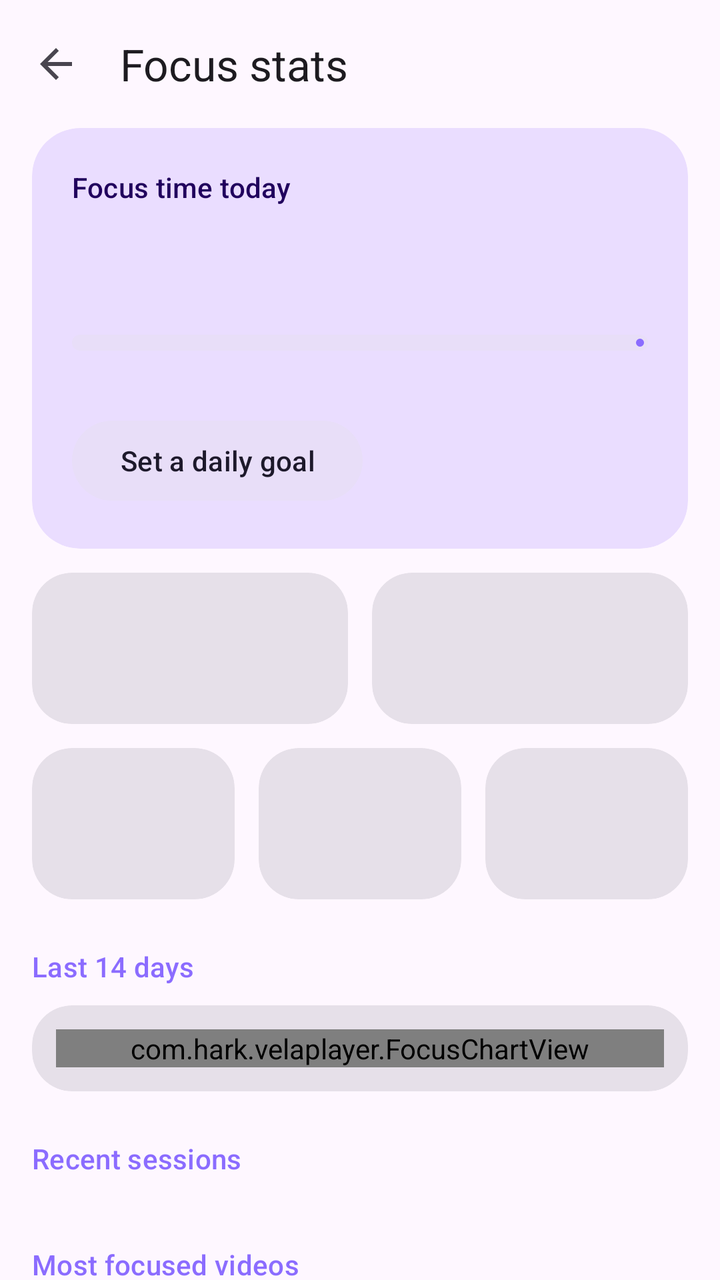
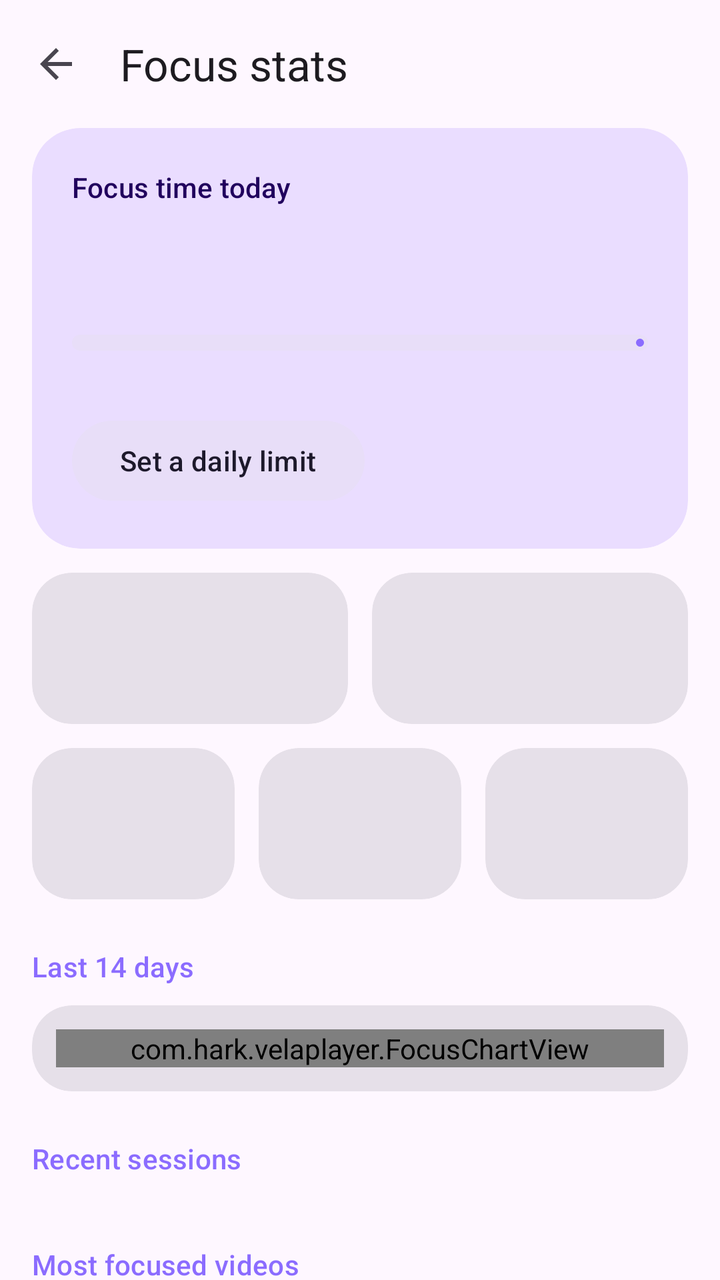

An Android layout rendered at two revisions. The XML below is the earlier revision; the diff shows what the commit changed to produce the second picture.
<!-- AndroidManifest.xml: application theme Theme.Vela -->
<!-- res/layout/activity_focus.xml -->
<?xml version="1.0" encoding="utf-8"?>
<LinearLayout xmlns:android="http://schemas.android.com/apk/res/android"
    xmlns:app="http://schemas.android.com/apk/res-auto"
    android:layout_width="match_parent" android:layout_height="match_parent"
    android:fitsSystemWindows="true" android:orientation="vertical">

    <com.google.android.material.appbar.MaterialToolbar
        android:id="@+id/toolbar" android:layout_width="match_parent" android:layout_height="?attr/actionBarSize"
        app:navigationIcon="@drawable/ic_arrow_back" app:title="Focus stats" />

    <androidx.core.widget.NestedScrollView android:layout_width="match_parent" android:layout_height="match_parent">
        <LinearLayout android:id="@+id/content" android:layout_width="match_parent" android:layout_height="wrap_content"
            android:orientation="vertical" android:paddingHorizontal="16dp" android:paddingBottom="24dp">

            <com.google.android.material.card.MaterialCardView style="@style/Widget.Material3.CardView.Filled"
                android:layout_width="match_parent" android:layout_height="wrap_content" app:cardCornerRadius="24dp"
                app:cardBackgroundColor="?attr/colorPrimaryContainer">
                <LinearLayout android:layout_width="match_parent" android:layout_height="wrap_content" android:orientation="vertical" android:padding="20dp">
                    <TextView android:layout_width="wrap_content" android:layout_height="wrap_content" android:text="Focus time today" android:textColor="?attr/colorOnPrimaryContainer" android:textAppearance="?attr/textAppearanceLabelLarge" />
                    <TextView android:id="@+id/todayValue" android:layout_width="wrap_content" android:layout_height="wrap_content" android:layout_marginTop="4dp" android:textColor="?attr/colorOnPrimaryContainer" android:textAppearance="?attr/textAppearanceDisplaySmall" />
                    <com.google.android.material.progressindicator.LinearProgressIndicator android:id="@+id/goalBar" android:layout_width="match_parent" android:layout_height="wrap_content" android:layout_marginTop="12dp" android:max="1000" app:trackCornerRadius="4dp" app:trackThickness="8dp" />
                    <TextView android:id="@+id/goalText" android:layout_width="wrap_content" android:layout_height="wrap_content" android:layout_marginTop="8dp" android:textColor="?attr/colorOnPrimaryContainer" android:textAppearance="?attr/textAppearanceBodyMedium" />
                    <com.google.android.material.button.MaterialButton android:id="@+id/goalButton" style="@style/Widget.Material3.Button.TonalButton" android:layout_width="wrap_content" android:layout_height="wrap_content" android:layout_marginTop="4dp" android:text="Set a daily goal" />
                </LinearLayout>
            </com.google.android.material.card.MaterialCardView>

            <LinearLayout android:layout_width="match_parent" android:layout_height="wrap_content" android:layout_marginTop="12dp" android:orientation="horizontal">
                <include android:id="@+id/statWeek" layout="@layout/item_stat" android:layout_width="0dp" android:layout_height="wrap_content" android:layout_weight="1" android:layout_marginEnd="6dp" />
                <include android:id="@+id/statAll" layout="@layout/item_stat" android:layout_width="0dp" android:layout_height="wrap_content" android:layout_weight="1" android:layout_marginStart="6dp" />
            </LinearLayout>
            <LinearLayout android:layout_width="match_parent" android:layout_height="wrap_content" android:layout_marginTop="12dp" android:orientation="horizontal">
                <include android:id="@+id/statVideos" layout="@layout/item_stat" android:layout_width="0dp" android:layout_height="wrap_content" android:layout_weight="1" android:layout_marginEnd="6dp" />
                <include android:id="@+id/statDone" layout="@layout/item_stat" android:layout_width="0dp" android:layout_height="wrap_content" android:layout_weight="1" android:layout_marginHorizontal="6dp" />
                <include android:id="@+id/statSessions" layout="@layout/item_stat" android:layout_width="0dp" android:layout_height="wrap_content" android:layout_weight="1" android:layout_marginStart="6dp" />
            </LinearLayout>

            <TextView style="@style/ThemeSection" android:text="Last 14 days" />
            <com.google.android.material.card.MaterialCardView style="@style/Widget.Material3.CardView.Filled" android:layout_width="match_parent" android:layout_height="wrap_content" app:cardCornerRadius="20dp">
                <com.hark.velaplayer.FocusChartView android:id="@+id/chart" android:layout_width="match_parent" android:layout_height="wrap_content" android:layout_margin="12dp" />
            </com.google.android.material.card.MaterialCardView>

            <TextView style="@style/ThemeSection" android:text="Recent sessions" />
            <LinearLayout android:id="@+id/sessions" android:layout_width="match_parent" android:layout_height="wrap_content" android:orientation="vertical" />

            <TextView style="@style/ThemeSection" android:text="Most focused videos" />
            <LinearLayout android:id="@+id/videos" android:layout_width="match_parent" android:layout_height="wrap_content" android:orientation="vertical" />

            <TextView android:layout_width="match_parent" android:layout_height="wrap_content" android:layout_marginTop="20dp" android:alpha="0.7"
                android:text="Focus time is real time spent watching with Focus Mode on. Pauses, buffering and time away from the player don't count, and it isn't the same as a video's length. Your history stays on this phone."
                android:textAppearance="?attr/textAppearanceBodySmall" />

            <LinearLayout android:layout_width="match_parent" android:layout_height="wrap_content" android:layout_marginTop="16dp" android:orientation="horizontal">
                <com.google.android.material.button.MaterialButton android:id="@+id/btnSettings" style="?attr/materialButtonOutlinedStyle" android:layout_width="0dp" android:layout_height="wrap_content" android:layout_weight="1" android:text="Focus settings" />
                <com.google.android.material.button.MaterialButton android:id="@+id/btnClear" style="@style/Widget.Material3.Button.TextButton" android:layout_width="0dp" android:layout_height="wrap_content" android:layout_marginStart="8dp" android:layout_weight="1" android:text="Clear history" android:textColor="?attr/colorError" />
            </LinearLayout>
        </LinearLayout>
    </androidx.core.widget.NestedScrollView>
</LinearLayout>
<!-- res/layout/item_stat.xml (included above) -->
<?xml version="1.0" encoding="utf-8"?>
<com.google.android.material.card.MaterialCardView xmlns:android="http://schemas.android.com/apk/res/android"
    xmlns:app="http://schemas.android.com/apk/res-auto"
    style="@style/Widget.Material3.CardView.Filled"
    android:layout_width="match_parent" android:layout_height="wrap_content" app:cardCornerRadius="20dp">
    <LinearLayout android:layout_width="match_parent" android:layout_height="wrap_content" android:orientation="vertical" android:padding="14dp">
        <TextView android:id="@+id/statValue" android:layout_width="wrap_content" android:layout_height="wrap_content" android:maxLines="1" android:textAppearance="?attr/textAppearanceTitleLarge" />
        <TextView android:id="@+id/statLabel" android:layout_width="wrap_content" android:layout_height="wrap_content" android:layout_marginTop="2dp" android:alpha="0.7" android:textAppearance="?attr/textAppearanceBodySmall" />
    </LinearLayout>
</com.google.android.material.card.MaterialCardView>
<!-- resources referenced by this layout -->
<resources>
  <!-- drawable ic_arrow_back (drawable) -->
  <vector xmlns:android="http://schemas.android.com/apk/res/android"
      android:width="24dp" android:height="24dp" android:viewportWidth="24" android:viewportHeight="24"
      android:tint="?attr/colorControlNormal">
      <path android:fillColor="@android:color/white" android:pathData="M20,11H7.83l5.59,-5.59L12,4l-8,8 8,8 1.41,-1.41L7.83,13H20v-2z"/>
  </vector>
  <style name="ThemeSection">
          <item name="android:layout_width">match_parent</item>
          <item name="android:layout_height">wrap_content</item>
          <item name="android:layout_marginTop">24dp</item>
          <item name="android:layout_marginBottom">10dp</item>
          <item name="android:textAppearance">?attr/textAppearanceTitleSmall</item>
          <item name="android:textColor">?attr/colorPrimary</item>
      </style>
  <style name="Theme.Vela" parent="Theme.Material3.DayNight.NoActionBar">
          <item name="colorPrimary">@color/accent</item>
          <item name="colorSecondary">@color/accent</item>
          <item name="colorTertiary">@color/accent</item>
          <item name="android:statusBarColor">?attr/colorSurface</item>
          <item name="colorAccentSeed">@color/accent</item>
          <item name="windowActionModeOverlay">true</item>
          <item name="actionModeCloseDrawable">@drawable/ic_close</item>
          <item name="android:windowAnimationStyle">@style/VelaWindowAnim</item>
          <item name="chipStyle">@style/VelaChip</item>
          <item name="bottomSheetDialogTheme">@style/VelaBottomSheet</item>
          <item name="materialAlertDialogTheme">@style/VelaDialog</item>
      </style>
  <color name="accent">#8B6CFF</color>
  <!-- drawable ic_close (drawable) -->
  <vector xmlns:android="http://schemas.android.com/apk/res/android"
      android:width="24dp" android:height="24dp" android:viewportWidth="24" android:viewportHeight="24"
      android:tint="?attr/colorControlNormal">
      <path android:fillColor="@android:color/white" android:pathData="M19,6.41L17.59,5 12,10.59 6.41,5 5,6.41 10.59,12 5,17.59 6.41,19 12,13.41 17.59,19 19,17.59 13.41,12z"/>
  </vector>
  <style name="VelaWindowAnim" parent="@android:style/Animation.Activity">
          <item name="android:activityOpenEnterAnimation">@anim/act_open_enter</item>
          <item name="android:activityOpenExitAnimation">@anim/act_open_exit</item>
          <item name="android:activityCloseEnterAnimation">@anim/act_close_enter</item>
          <item name="android:activityCloseExitAnimation">@anim/act_close_exit</item>
      </style>
  <style name="VelaChip" parent="Widget.Material3.Chip.Filter">
          <item name="shapeAppearanceOverlay">@style/PillShape</item>
      </style>
  <style name="VelaBottomSheet" parent="ThemeOverlay.Material3.BottomSheetDialog">
          <item name="bottomSheetStyle">@style/VelaBottomSheetStyle</item>
      </style>
  <style name="VelaDialog" parent="ThemeOverlay.Material3.MaterialAlertDialog">
          <item name="shapeAppearanceOverlay">@style/DialogShape</item>
      </style>
  <style name="PillShape">
          <item name="cornerFamily">rounded</item>
          <item name="cornerSize">50%</item>
      </style>
  <style name="VelaBottomSheetStyle" parent="Widget.Material3.BottomSheet.Modal">
          <item name="shapeAppearance">@style/SheetShape</item>
      </style>
  <style name="DialogShape">
          <item name="cornerFamily">rounded</item>
          <item name="cornerSize">28dp</item>
      </style>
  <style name="SheetShape">
          <item name="cornerFamily">rounded</item>
          <item name="cornerSizeTopLeft">28dp</item>
          <item name="cornerSizeTopRight">28dp</item>
          <item name="cornerSizeBottomLeft">0dp</item>
          <item name="cornerSizeBottomRight">0dp</item>
      </style>
</resources>

<!-- the commit's change to res/layout/activity_focus.xml (unified diff, before → after) -->
@@ -12,15 +12,16 @@
         <LinearLayout android:id="@+id/content" android:layout_width="match_parent" android:layout_height="wrap_content"
             android:orientation="vertical" android:paddingHorizontal="16dp" android:paddingBottom="24dp">
 
-            <com.google.android.material.card.MaterialCardView style="@style/Widget.Material3.CardView.Filled"
+            <com.google.android.material.card.MaterialCardView android:id="@+id/goalCard" style="@style/Widget.Material3.CardView.Filled"
                 android:layout_width="match_parent" android:layout_height="wrap_content" app:cardCornerRadius="24dp"
+                android:clickable="true" android:focusable="true"
                 app:cardBackgroundColor="?attr/colorPrimaryContainer">
                 <LinearLayout android:layout_width="match_parent" android:layout_height="wrap_content" android:orientation="vertical" android:padding="20dp">
                     <TextView android:layout_width="wrap_content" android:layout_height="wrap_content" android:text="Focus time today" android:textColor="?attr/colorOnPrimaryContainer" android:textAppearance="?attr/textAppearanceLabelLarge" />
                     <TextView android:id="@+id/todayValue" android:layout_width="wrap_content" android:layout_height="wrap_content" android:layout_marginTop="4dp" android:textColor="?attr/colorOnPrimaryContainer" android:textAppearance="?attr/textAppearanceDisplaySmall" />
                     <com.google.android.material.progressindicator.LinearProgressIndicator android:id="@+id/goalBar" android:layout_width="match_parent" android:layout_height="wrap_content" android:layout_marginTop="12dp" android:max="1000" app:trackCornerRadius="4dp" app:trackThickness="8dp" />
                     <TextView android:id="@+id/goalText" android:layout_width="wrap_content" android:layout_height="wrap_content" android:layout_marginTop="8dp" android:textColor="?attr/colorOnPrimaryContainer" android:textAppearance="?attr/textAppearanceBodyMedium" />
-                    <com.google.android.material.button.MaterialButton android:id="@+id/goalButton" style="@style/Widget.Material3.Button.TonalButton" android:layout_width="wrap_content" android:layout_height="wrap_content" android:layout_marginTop="4dp" android:text="Set a daily goal" />
+                    <com.google.android.material.button.MaterialButton android:id="@+id/goalButton" style="@style/Widget.Material3.Button.TonalButton" android:layout_width="wrap_content" android:layout_height="wrap_content" android:layout_marginTop="4dp" android:text="Set a daily limit" />
                 </LinearLayout>
             </com.google.android.material.card.MaterialCardView>
 
<!-- resource entries referenced after the edit -->
@@ -19,6 +19,7 @@
           <item name="colorSecondary">@color/accent</item>
           <item name="colorTertiary">@color/accent</item>
           <item name="android:statusBarColor">?attr/colorSurface</item>
+          <item name="android:windowLightStatusBar" tools:targetApi="m">@bool/vela_light_status_bar</item>
           <item name="colorAccentSeed">@color/accent</item>
           <item name="windowActionModeOverlay">true</item>
           <item name="actionModeCloseDrawable">@drawable/ic_close</item>
